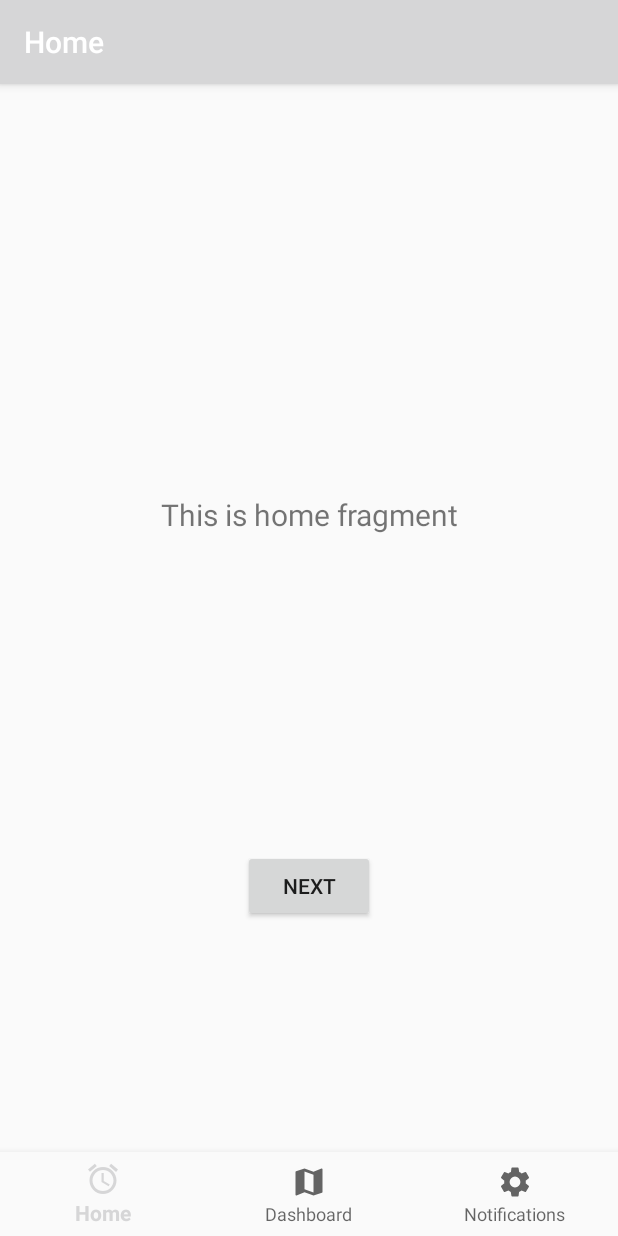
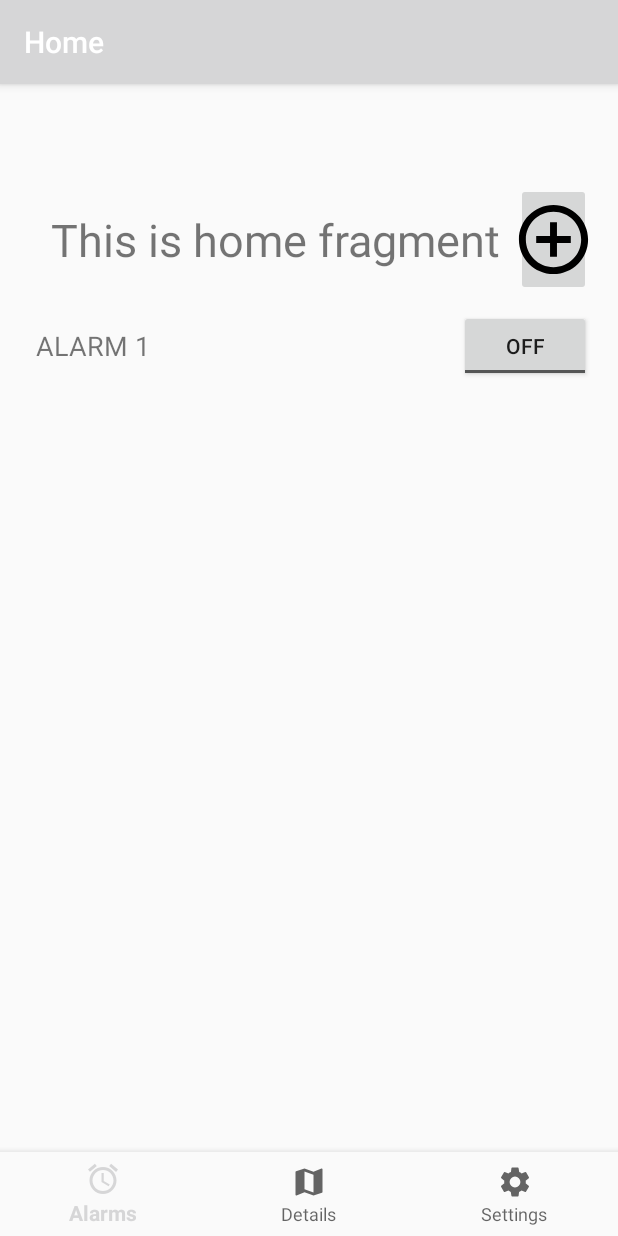
Before and after one commit to pcutter1/true-alarm, an Android app: the screen it shows after launch (MainActivity), on a phone screen of 412 x 824 dp. Run offline under Robolectric (Android 15) with nearby library versions, the phone set to English and light mode, and no system bars; our stand-ins replace Room's generated code, RxJava, navigation-ui; libraries missing offline, so code that uses them is left out: com.facebook.stetho; 1 statement that could not run was skipped.

Commit message:
Removed fragment_home_second.xml @ began alarm home UI
Design view missing - likely linked to deleting the second home fragment

```diff
--- a/app/src/main/java/edu/cnm/deepdive/truealarm/controller/ui/alarm/AlarmFragment.java
+++ b/app/src/main/java/edu/cnm/deepdive/truealarm/controller/ui/alarm/AlarmFragment.java
@@ -20,7 +20,7 @@ public class AlarmFragment extends Fragment {
       ViewGroup container, Bundle savedInstanceState) {
     alarmViewModel =
         ViewModelProviders.of(this).get(AlarmViewModel.class);
-    View root = inflater.inflate(R.layout.fragment_alarm, container, false);
+    View root = inflater.inflate(R.layout.fragment_alarm_detail, container, false);
     final TextView textView = root.findViewById(R.id.text_dashboard);
     alarmViewModel.getText().observe(getViewLifecycleOwner(), new Observer<String>() {
       @Override
--- a/app/src/main/java/edu/cnm/deepdive/truealarm/controller/ui/home/HomeFragment.java
+++ b/app/src/main/java/edu/cnm/deepdive/truealarm/controller/ui/home/HomeFragment.java
@@ -22,7 +22,7 @@ public class HomeFragment extends Fragment {
     homeViewModel =
         ViewModelProviders.of(this).get(HomeViewModel.class);
     View root = inflater.inflate(R.layout.fragment_home, container, false);
-    final TextView textView = root.findViewById(R.id.text_home);
+    final TextView textView = root.findViewById(R.id.alarm_home_title);
     homeViewModel.getText().observe(getViewLifecycleOwner(), new Observer<String>() {
       @Override
       public void onChanged(@Nullable String s) {
@@ -35,16 +35,5 @@ public class HomeFragment extends Fragment {
   @Override
   public void onViewCreated(@NonNull View view, @Nullable Bundle savedInstanceState) {
     super.onViewCreated(view, savedInstanceState);
-
-    view.findViewById(R.id.button_home).setOnClickListener(new View.OnClickListener() {
-      @Override
-      public void onClick(View view) {
-        HomeFragmentDirections.ActionHomeFragmentToHomeSecondFragment action =
-            HomeFragmentDirections.actionHomeFragmentToHomeSecondFragment
-                ("From HomeFragment");
-        NavHostFragment.findNavController(HomeFragment.this)
-            .navigate(action);
-      }
-    });
   }
 }
--- /dev/null
+++ b/app/src/main/res/drawable/ic_add_circle_outline_black_55dp.xml
@@ -0,0 +1,9 @@
+<vector xmlns:android="http://schemas.android.com/apk/res/android"
+        android:width="55dp"
+        android:height="55dp"
+        android:viewportWidth="24.0"
+        android:viewportHeight="24.0">
+    <path
+        android:fillColor="#FF000000"
+        android:pathData="M13,7h-2v4L7,11v2h4v4h2v-4h4v-2h-4L13,7zM12,2C6.48,2 2,6.48 2,12s4.48,10 10,10 10,-4.48 10,-10S17.52,2 12,2zM12,20c-4.41,0 -8,-3.59 -8,-8s3.59,-8 8,-8 8,3.59 8,8 -3.59,8 -8,8z"/>
+</vector>
--- a/app/src/main/res/layout/fragment_home.xml
+++ b/app/src/main/res/layout/fragment_home.xml
@@ -7,27 +7,72 @@
   android:layout_height="match_parent"
   tools:context=".controller.ui.home.HomeFragment">
 
-  <Button
-    android:id="@+id/button_home"
-    android:layout_width="wrap_content"
-    android:layout_height="wrap_content"
-    android:text="@string/next"
-    app:layout_constraintBottom_toBottomOf="parent"
-    app:layout_constraintEnd_toEndOf="parent"
-    app:layout_constraintStart_toStartOf="parent"
-    app:layout_constraintTop_toBottomOf="@id/text_home"/>
 
-  <TextView
-    android:id="@+id/text_home"
+  <androidx.appcompat.widget.Toolbar
+    android:id="@+id/alarm_home_toolbar"
     android:layout_width="match_parent"
     android:layout_height="wrap_content"
-    android:layout_marginTop="8dp"
-    android:layout_marginStart="8dp"
-    android:layout_marginEnd="8dp"
-    android:textAlignment="center"
-    android:textSize="20sp"
-    app:layout_constraintBottom_toTopOf="@id/button_home"
-    app:layout_constraintEnd_toEndOf="parent"
-    app:layout_constraintStart_toStartOf="parent"
-    app:layout_constraintTop_toTopOf="parent"/>
+    android:layout_marginHorizontal="8dp"
+    android:layout_marginTop="10dp"
+    app:layout_constraintTop_toTopOf="parent"
+   >
+
+    <TextView
+      android:id="@+id/alarm_home_title"
+      android:layout_width="wrap_content"
+      android:layout_height="match_parent"
+      android:padding="10dp"
+      android:textSize="30sp"
+      android:text="@string/alarm_title"/>
+
+    <ImageButton
+      android:id="@+id/add_alarm"
+      android:layout_width="wrap_content"
+      android:layout_height="wrap_content"
+      android:layout_gravity="end"
+      android:layout_marginEnd="10dp"
+      android:src="@drawable/ic_add_circle_outline_black_55dp"/>
+
+
+  </androidx.appcompat.widget.Toolbar>
+
+  <androidx.appcompat.widget.Toolbar
+    android:id="@+id/alarm1_toolbar"
+    android:layout_width="match_parent"
+    android:layout_height="wrap_content"
+    android:layout_marginTop="5dp"
+    android:layout_marginHorizontal="8dp"
+    app:layout_constraintTop_toBottomOf="@id/alarm_home_toolbar">
+
+    <TextView
+      android:id="@+id/alarm1_name"
+      android:layout_width="wrap_content"
+      android:layout_height="wrap_content"
+      android:layout_gravity="top"
+      android:text="@string/alarm_1_name"
+      android:textSize="18sp"/>
+
+   <ToggleButton
+     android:id="@+id/alarm1_set"
+     android:layout_width="wrap_content"
+     android:layout_height="wrap_content"
+     android:layout_gravity="end"
+     android:layout_marginEnd="10dp"/>
+
+
+
+  </androidx.appcompat.widget.Toolbar>
+
+  <com.google.android.material.bottomnavigation.BottomNavigationView
+    android:id="@+id/nav_view"
+    android:layout_width="0dp"
+    android:layout_height="wrap_content"
+    android:layout_marginStart="0dp"
+    android:layout_marginEnd="0dp"
+    android:background="?android:attr/windowBackground"
+    app:layout_constraintBottom_toBottomOf="parent"
+    app:layout_constraintLeft_toLeftOf="parent"
+    app:layout_constraintRight_toRightOf="parent"
+    app:menu="@menu/bottom_nav_menu"/>
+
 </androidx.constraintlayout.widget.ConstraintLayout>
--- a/app/src/main/res/menu/bottom_nav_menu.xml
+++ b/app/src/main/res/menu/bottom_nav_menu.xml
@@ -4,16 +4,16 @@
   <item
     android:id="@+id/navigation_home"
     android:icon="@drawable/ic_access_alarm_black_24dp"
-    android:title="@string/title_home"/>
+    android:title="@string/alarm_nav"/>
 
   <item
     android:id="@+id/navigation_dashboard"
     android:icon="@drawable/ic_map_black_24dp"
-    android:title="@string/title_dashboard"/>
+    android:title="@string/detail_nav"/>
 
   <item
     android:id="@+id/navigation_notifications"
     android:icon="@drawable/ic_settings_black_24dp"
-    android:title="@string/title_notifications"/>
+    android:title="@string/settings_nav"/>
 
 </menu>
--- a/app/src/main/res/navigation/mobile_navigation.xml
+++ b/app/src/main/res/navigation/mobile_navigation.xml
@@ -11,33 +11,17 @@
     android:name="edu.cnm.deepdive.truealarm.controller.ui.home.HomeFragment"
     tools:layout="@layout/fragment_home">
 
-    <action
-      android:id="@+id/action_HomeFragment_to_HomeSecondFragment"
-      app:destination="@id/navigation_home_second"/>
-  </fragment>
-  <fragment
-    android:id="@+id/navigation_home_second"
-    android:label="@string/home_second"
-    android:name="edu.cnm.deepdive.truealarm.controller.ui.home.HomeSecondFragment"
-    tools:layout="@layout/fragment_home_second">
-    <action
-      android:id="@+id/action_HomeSecondFragment_to_HomeFragment"
-      app:destination="@id/navigation_home"/>
-
-    <argument
-      android:name="myArg"
-      app:argType="string"/>
   </fragment>
 
   <fragment
     android:id="@+id/navigation_dashboard"
-    android:label="@string/title_dashboard"
+    android:label="@string/title_alarm_details"
     android:name="edu.cnm.deepdive.truealarm.controller.ui.alarm.AlarmFragment"
-    tools:layout="@layout/fragment_alarm"/>
+    tools:layout="@layout/fragment_alarm_detail"/>
 
   <fragment
     android:id="@+id/navigation_notifications"
-    android:label="@string/title_notifications"
+    android:label="@string/title_settings"
     android:name="edu.cnm.deepdive.truealarm.controller.ui.settings.SettingsFragment"
     tools:layout="@layout/fragment_settings"/>
 </navigation>
--- a/app/src/main/res/values/strings.xml
+++ b/app/src/main/res/values/strings.xml
@@ -7,8 +7,7 @@
   <string name="hello_dashboard_second">Hello HomeSecondFragment. Arg: %1$s</string>
   <string name="hello_notifications_second">Hello HomeSecondFragment. Arg: %1$s</string>
   <string name="title_home">Home</string>
-  <string name="title_dashboard">Dashboard</string>
-  <string name="title_notifications">Notifications</string>
+
 
   <string-array name="alarms_array">
     <item>Alarm 1</item>
@@ -21,4 +20,11 @@
   <string name="snooze_title">Snooze</string>
   <string name="alarm_tone_title">Alarm Tone</string>
   <string name="traffic_mode_title">Traffic Mode</string>
+  <string name="alarm_nav">Alarms</string>
+  <string name="detail_nav">Details</string>
+  <string name="settings_nav">Settings</string>
+  <string name="alarm_title">ALARM</string>
+  <string name="alarm_1_name">ALARM 1</string>
+  <string name="title_alarm_details">Alarm Details</string>
+  <string name="title_settings">Settings</string>
 </resources>
```
Also changed, not shown: app/src/main/java/edu/cnm/deepdive/truealarm/controller/ui/home/HomeSecondFragment.java (deleted, +0 -41 lines), app/src/main/res/layout/fragment_home_second.xml (deleted, +0 -30 lines), app/src/main/res/layout/fragment_settings.xml (+12 -3 lines), app/src/main/res/layout/fragment_alarm_detail.xml (renamed from app/src/main/res/layout/fragment_alarm.xml), 2 other files.
